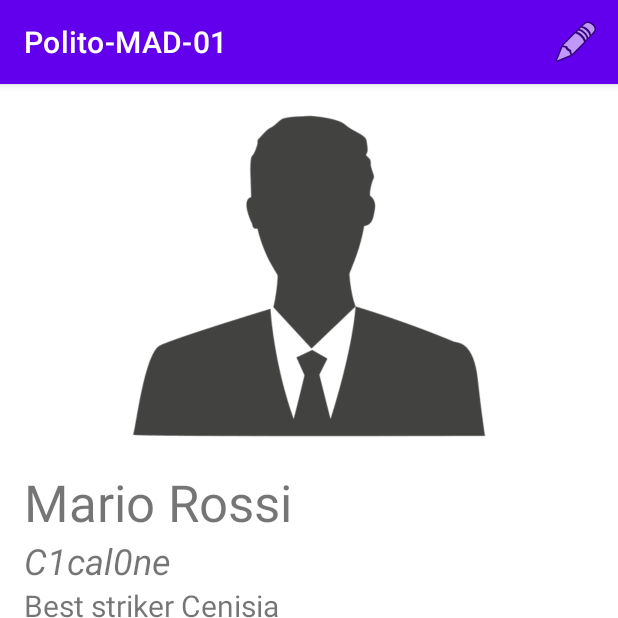
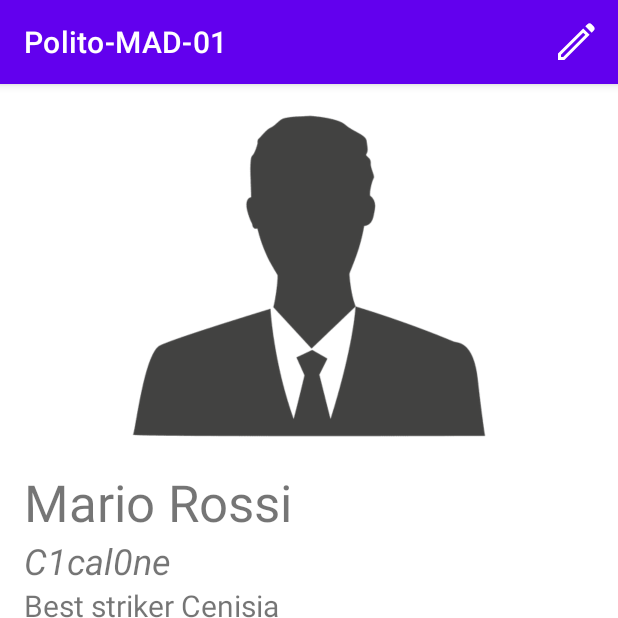
Before and after one commit to edoardocolella/SportTime, an Android app: the screen it shows after launch (ShowProfileActivity), on a phone screen of 412 x 824 dp, the top half of it. Run offline under Robolectric (Android 15) with nearby library versions, the phone set to English and light mode, and no system bars.

Commit message:
updated icons

```diff
--- a/app/src/main/java/com/example/polito_mad_01/ShowProfileActivity.kt
+++ b/app/src/main/java/com/example/polito_mad_01/ShowProfileActivity.kt
@@ -7,11 +7,11 @@ import android.os.Bundle
 import android.view.Menu
 import android.view.MenuInflater
 import android.view.MenuItem
-import android.view.ViewGroup.MarginLayoutParams
 import android.widget.ImageView
 import android.widget.LinearLayout
 import androidx.appcompat.app.AppCompatActivity
 import android.widget.TextView
+import androidx.core.view.updatePaddingRelative
 import org.json.JSONObject
 
 class ShowProfileActivity : AppCompatActivity() {
@@ -42,21 +42,21 @@ class ShowProfileActivity : AppCompatActivity() {
         when(resources.configuration.orientation){
             Configuration.ORIENTATION_LANDSCAPE -> {
                 appLayout.orientation = LinearLayout.HORIZONTAL
-                profileImage.let {
-                    (it.layoutParams as MarginLayoutParams).marginEnd = fromDpToPx(8)
-                }
-                infoLayout.let {
-                    (it.layoutParams as MarginLayoutParams).marginStart = fromDpToPx(8)
-                }
+                profileImage.updatePaddingRelative(
+                    end = fromDpToPx(8)
+                )
+                infoLayout.updatePaddingRelative(
+                    start = fromDpToPx(8)
+                )
             }
             else -> {
                 appLayout.orientation = LinearLayout.VERTICAL
-                profileImage.let {
-                    (it.layoutParams as MarginLayoutParams).marginEnd = fromDpToPx(16)
-                }
-                infoLayout.let {
-                    (it.layoutParams as MarginLayoutParams).marginStart = fromDpToPx(16)
-                }
+                profileImage.updatePaddingRelative(
+                    end = fromDpToPx(16)
+                )
+                infoLayout.updatePaddingRelative(
+                    start = fromDpToPx(16)
+                )
             }
         }
     }
--- /dev/null
+++ b/app/src/main/res/drawable/edit_48px.xml
@@ -0,0 +1,10 @@
+<vector xmlns:android="http://schemas.android.com/apk/res/android"
+    android:width="48dp"
+    android:height="48dp"
+    android:viewportWidth="960"
+    android:viewportHeight="960"
+    android:tint="?attr/colorControlNormal">
+  <path
+      android:fillColor="@android:color/white"
+      android:pathData="M180,780L224,780L667,337L623,293L180,736L180,780ZM794,294L666,166L708,124Q725,107 750,107Q775,107 792,124L836,168Q853,185 853,210Q853,235 836,252L794,294ZM752,336L248,840L120,840L120,712L624,208L752,336ZM645,315L623,293L623,293L667,337L667,337L645,315Z"/>
+</vector>
--- a/app/src/main/res/layout/activity_show_profile.xml
+++ b/app/src/main/res/layout/activity_show_profile.xml
@@ -13,20 +13,20 @@
         android:id="@+id/profileImage_imageView"
         android:layout_width="match_parent"
         android:layout_height="match_parent"
-        android:layout_marginStart="16dp"
-        android:layout_marginEnd="16dp"
         android:layout_weight="2"
         android:contentDescription="@string/pictureDescription"
+        android:paddingStart="16dp"
+        android:paddingEnd="16dp"
         android:src="@drawable/avatar" />
 
     <LinearLayout
         android:id="@+id/infoLayout"
         android:layout_width="match_parent"
         android:layout_height="match_parent"
-        android:layout_marginStart="16dp"
-        android:layout_marginEnd="16dp"
         android:layout_weight="1"
-        android:orientation="vertical">
+        android:orientation="vertical"
+        android:paddingStart="16dp"
+        android:paddingEnd="16dp">
 
         <TextView
             android:id="@+id/fullName_textView"
--- a/app/src/main/res/menu/menu_edit_profile.xml
+++ b/app/src/main/res/menu/menu_edit_profile.xml
@@ -2,8 +2,8 @@
 <menu xmlns:app="http://schemas.android.com/apk/res-auto"
     xmlns:android="http://schemas.android.com/apk/res/android">
     <item
-        android:id="@+id/action_edit_profile"
-        android:icon="@android:drawable/ic_menu_save"
-        android:title="edit profile"
+        android:id="@+id/action_save_profile"
+        android:icon="@drawable/save_48px"
+        android:title="@string/saveIcon"
         app:showAsAction="always" />
 </menu>
--- a/app/src/main/res/menu/menu_show_profile.xml
+++ b/app/src/main/res/menu/menu_show_profile.xml
@@ -1,8 +1,9 @@
 <?xml version="1.0" encoding="utf-8"?>
 <menu xmlns:app="http://schemas.android.com/apk/res-auto"
     xmlns:android="http://schemas.android.com/apk/res/android">
-    <item android:id="@+id/action_edit_profile"
-        android:title="edit profile"
-        android:icon="@android:drawable/ic_menu_edit"
+    <item
+        android:id="@+id/action_save_profile"
+        android:icon="@drawable/edit_48px"
+        android:title="@string/editIcon"
         app:showAsAction="always" />
 </menu>
--- a/app/src/main/res/values/strings.xml
+++ b/app/src/main/res/values/strings.xml
@@ -1,6 +1,8 @@
 <resources>
     <string name="app_name">Polito-MAD-01</string>
     <string name="hint">hint</string>
+    <string name="saveIcon">save</string>
+    <string name="editIcon">edit</string>
     <string name="pictureDescription">profile Picture</string>
     <string name="fullName">Name Surname</string>
     <string name="nickname">Nickname</string>
```
Also changed, not shown: app/src/main/res/drawable/save_48px.xml (added, +10 -0 lines).
